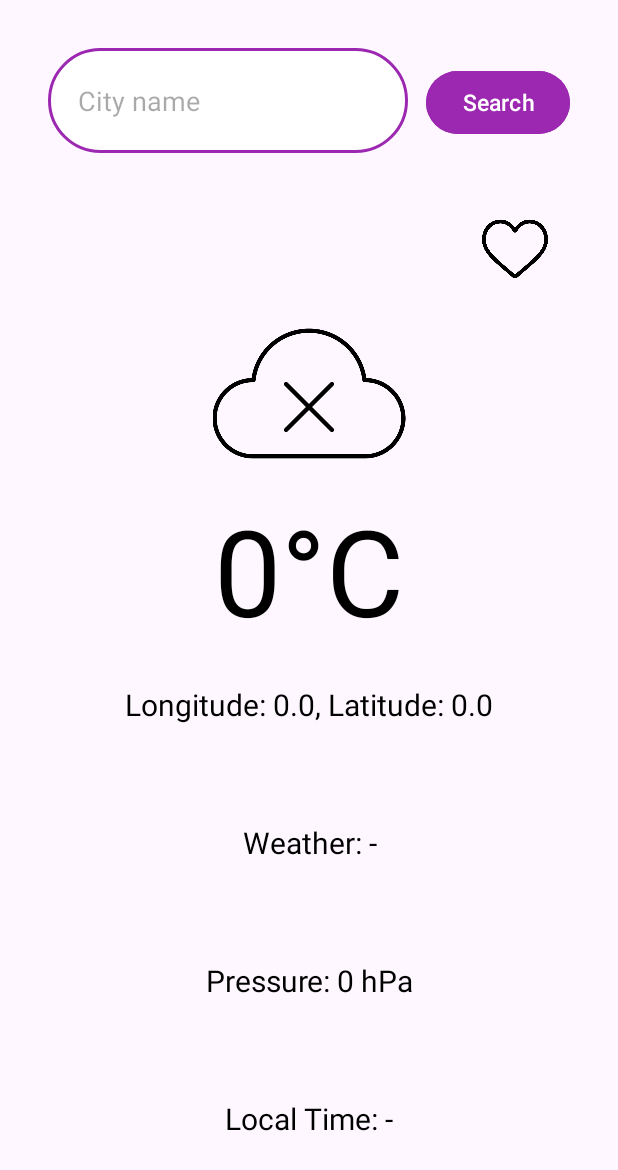
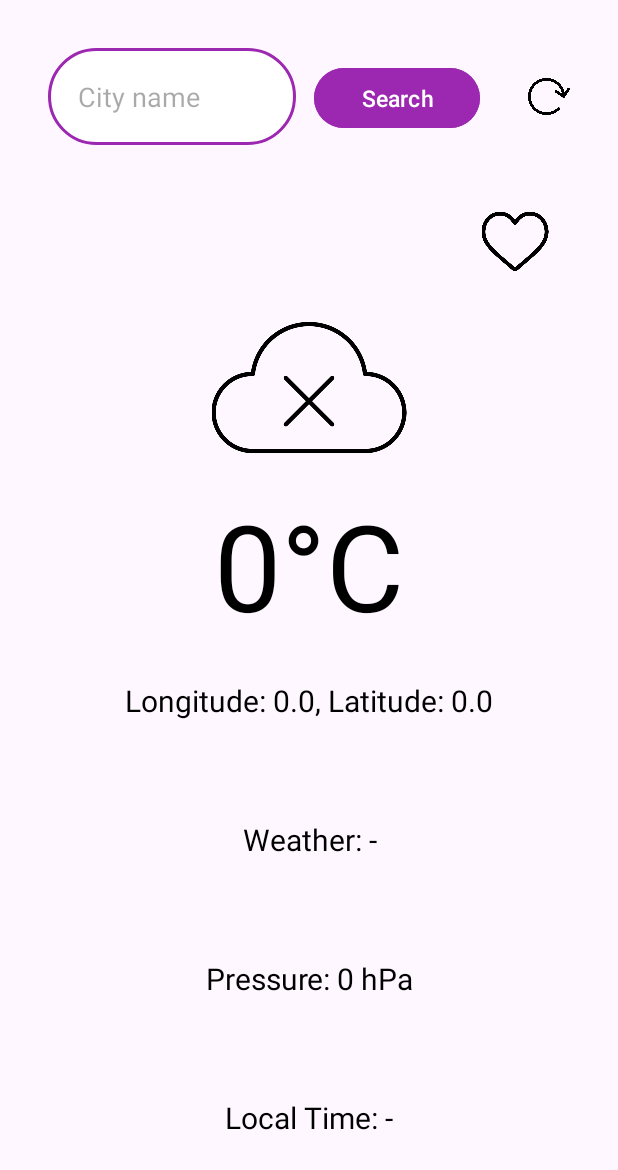
Before and after one commit to m4tiss/WeatherAndroid, an Android app: the screen it shows after launch (MainActivity), on a phone screen of 412 x 824 dp. Shown: the top 1170 px of the screen. Run offline under Robolectric (Android 15) with nearby library versions, the phone set to English and light mode, and no system bars.

Commit message:
add refresh icon

```diff
--- a/app/src/main/java/com/example/weatherapp/FragmentTodayWeather.kt
+++ b/app/src/main/java/com/example/weatherapp/FragmentTodayWeather.kt
@@ -34,6 +34,7 @@ class FragmentTodayWeather : Fragment() {
     private lateinit var searchButton: Button
     private lateinit var searchEditText: TextInputEditText
     private lateinit var heartImageView: ImageView
+    private lateinit var refreshIcon: ImageView
 
     private lateinit var weatherViewModel: WeatherViewModel
     private lateinit var weatherForecastViewModel: WeatherForecastViewModel
@@ -61,6 +62,7 @@ class FragmentTodayWeather : Fragment() {
         timeTextView = view.findViewById(R.id.timeTextView)
         weatherImageView = view.findViewById(R.id.weatherImageView)
         heartImageView =  view.findViewById(R.id.heartIcon)
+        refreshIcon =  view.findViewById(R.id.refreshIcon)
 
         searchButton = view.findViewById(R.id.searchButton)
         searchEditText = view.findViewById(R.id.searchEditText)
@@ -74,6 +76,13 @@ class FragmentTodayWeather : Fragment() {
             val context = requireContext()
             weatherViewModel.fetchWeather(context,unit)
             weatherForecastViewModel.fetchWeatherForecast(newCity,unit)
+        }
+        refreshIcon.setOnClickListener {
+            val unit = unitViewModel.unit.value ?: "metric"
+            val currentCity = weatherViewModel.weatherData.value?.city ?: "Warsaw"
+            val context = requireContext()
+            weatherViewModel.fetchWeather(context,unit)
+            weatherForecastViewModel.fetchWeatherForecast(currentCity,unit)
         }
 
         unitViewModel.unit.observe(viewLifecycleOwner, Observer { unit ->
--- a/app/src/main/res/layout/fragment_today_weather.xml
+++ b/app/src/main/res/layout/fragment_today_weather.xml
@@ -16,19 +16,20 @@
         <com.google.android.material.textfield.TextInputEditText
             android:id="@+id/searchEditText"
             android:layout_width="0dp"
-            android:layout_height="70dp"
-            android:layout_weight="1"
+            android:layout_height="wrap_content"
+            android:layout_weight="6"
             android:hint="City name"
             android:padding="20sp"
             android:layout_marginStart="32dp"
             android:layout_marginEnd="6dp"
             android:layout_marginTop="32dp"
             android:layout_marginBottom="32dp"
-            android:background="@drawable/rounded_corner_background" />
+            android:background="@drawable/rounded_corner_background"
+            />
         <Button
             android:id="@+id/searchButton"
-            android:layout_width="wrap_content"
-            android:layout_height="50dp"
+            android:layout_width="0dp"
+            android:layout_height="wrap_content"
             android:text="Search"
             android:textSize="15sp"
             android:layout_marginStart="6dp"
@@ -37,7 +38,14 @@
             android:layout_marginBottom="32dp"
             android:backgroundTint="@color/purple_500"
             android:textColor="@android:color/white"
-            android:onClick="onSearchButtonClick" />
+            android:layout_weight="4"/>
+        <ImageView
+            android:id="@+id/refreshIcon"
+            android:layout_width="0dp"
+            android:layout_height="match_parent"
+            android:layout_marginEnd="32dp"
+            android:src="@drawable/refresh_icon"
+            android:layout_weight="1"/>
 
     </LinearLayout>
 
```
Also changed, not shown: app/src/main/res/drawable/refresh_icon.png (added).
